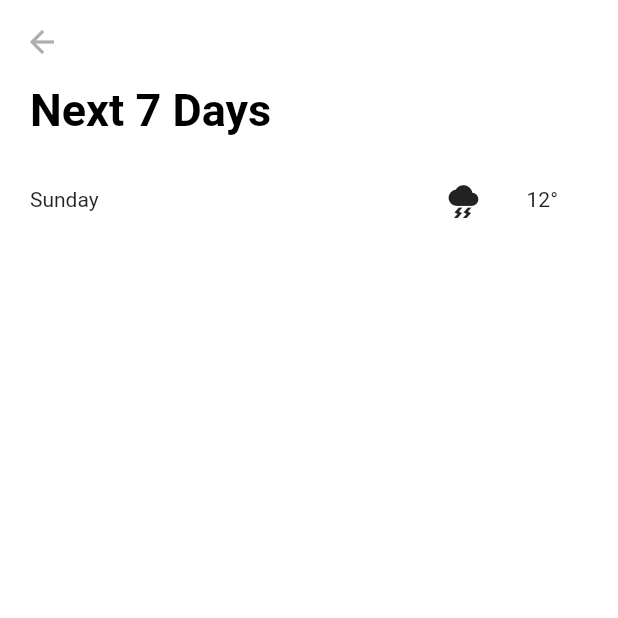
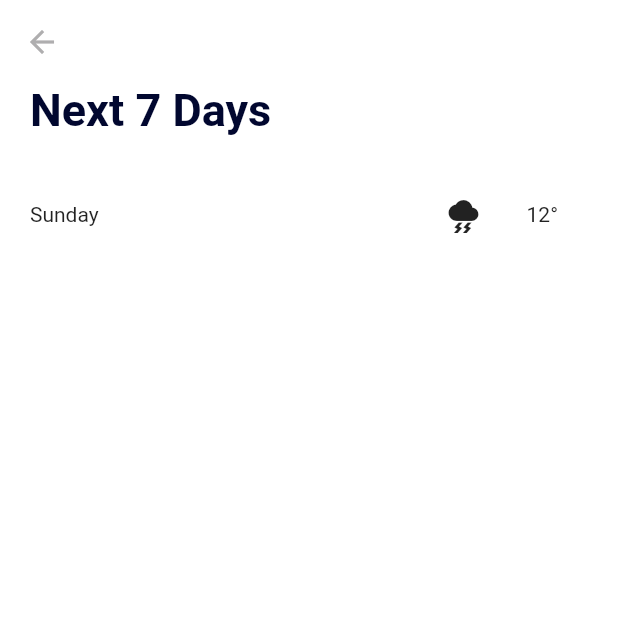
Before and after one commit to BashirYesufu/TalentQL, a Flutter app: the SevenDayScreen screen opened by its route, on a phone screen of 412 x 824 dp, the top half of it. Run offline on Flutter 3.47's test engine with Material 2 defaults, Android fonts, the phone set to English and light mode, and no system bars; our stand-ins replace geolocator.

```diff
--- /dev/null
+++ b/lib/components/seven_day_row.dart
@@ -0,0 +1,28 @@
+import 'package:flutter/material.dart';
+
+
+class SevenDayRow extends StatelessWidget {
+  const SevenDayRow({
+    Key? key,
+  }) : super(key: key);
+
+  @override
+  Widget build(BuildContext context) {
+    return Padding(
+      padding: const EdgeInsets.symmetric(vertical: 10.0),
+      child: Row(
+        mainAxisAlignment: MainAxisAlignment.spaceBetween,
+        children: [
+          Text('Sunday'),
+          Row(
+            children: [
+              Icon(Icons.thunderstorm),
+              SizedBox(width: 30,),
+              Text('12°')
+            ],
+          )
+        ],
+      ),
+    );
+  }
+}
--- a/lib/constants/colors.dart
+++ b/lib/constants/colors.dart
@@ -6,5 +6,5 @@ class AppColors {
   static const white = Color(0xFFFFFFFF);
   static const lightBlue = Color(0xFF75A0FF);
   static const grey = Color(0xFFAFAEAF);
-  static const black = Color(0xFF000000);
+  static const black = Color(0xFF01072F);
 }
--- a/lib/screens/seven_screen.dart
+++ b/lib/screens/seven_screen.dart
@@ -1,6 +1,8 @@
 import 'package:flutter/material.dart';
 import 'package:talent_ql/components/app_scaffold.dart';
 import 'package:talent_ql/constants/textstyles.dart';
+
+import '../components/seven_day_row.dart';
 
 class SevenDayScreen extends StatelessWidget {
   const SevenDayScreen({Key? key}) : super(key: key);
@@ -21,20 +23,7 @@ class SevenDayScreen extends StatelessWidget {
                 ],
               ),
               SizedBox(height: 30),
-              Row(
-                mainAxisAlignment: MainAxisAlignment.spaceBetween,
-                children: [
-                  Text('Sunday'),
-                  Row(
-                    children: [
-                      Icon(Icons.thunderstorm),
-                      SizedBox(width: 30,),
-                      Text('12°')
-
-                    ],
-                  )
-                ],
-              )
+              SevenDayRow()
             ],
           ),
         )
```
